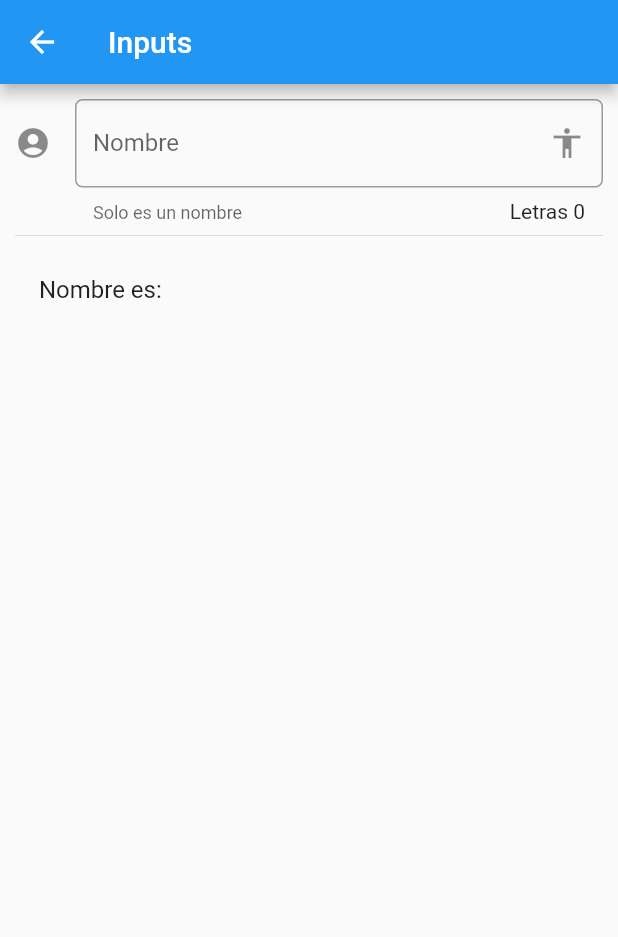
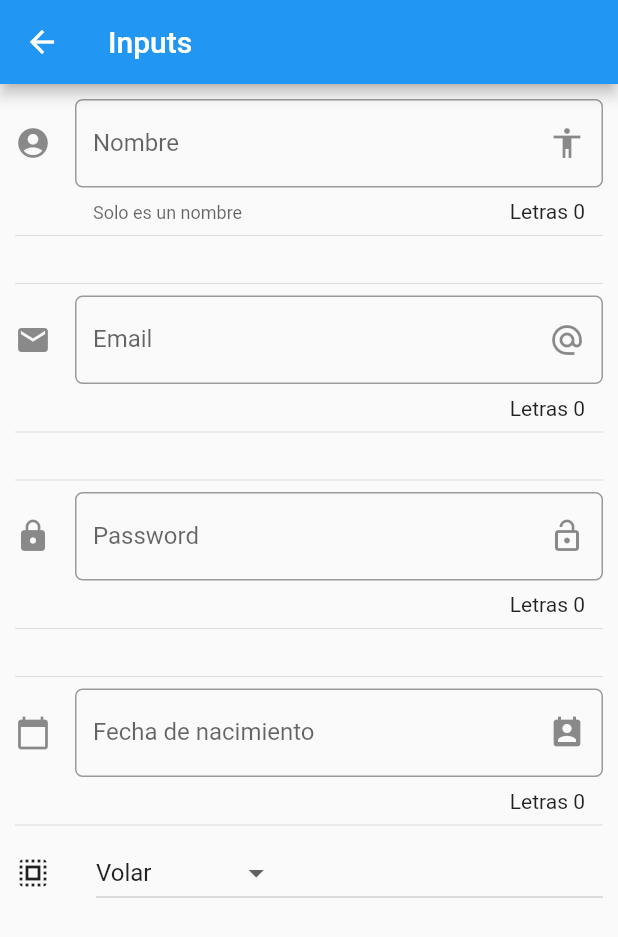
Before and after one commit to hadiazb/aplication_flutter, a Flutter app: the InputPage screen opened by its route, on a phone screen of 412 x 824 dp. Shown: the top 937 px of the screen. Run offline on Flutter 3.47's test engine with Material 2 defaults, Android fonts, the phone set to English and light mode, and no system bars.

Commit message:
inputs en flutter

```diff
--- a/lib/main.dart
+++ b/lib/main.dart
@@ -1,4 +1,5 @@
 import 'package:flutter/material.dart';
+import 'package:flutter_localizations/flutter_localizations.dart';
 
 // Nosotros
 import 'package:componentes/src/routes/routes.dart';
@@ -12,6 +13,11 @@ class MyApp extends StatelessWidget {
   @override
   Widget build(BuildContext context) {
     return MaterialApp(
+      localizationsDelegates: const [
+        GlobalMaterialLocalizations.delegate,
+        GlobalWidgetsLocalizations.delegate
+      ],
+      supportedLocales: const [Locale('en', 'US'), Locale('es', 'ES')],
       debugShowCheckedModeBanner: false,
       title: 'Componentes App',
       initialRoute: '/',
--- a/lib/src/pages/input_page.dart
+++ b/lib/src/pages/input_page.dart
@@ -9,6 +9,14 @@ class InputPage extends StatefulWidget {
 
 class _InputPageState extends State<InputPage> {
   String _nomnbre = '';
+  String _email = '';
+  String _password = '';
+  String _fecha = '';
+  String _opcionSeleccionada = 'Volar';
+
+  List<String> _poderes = ['Volar', 'Royos X', 'Super Aliento', 'Super Fuerte'];
+
+  TextEditingController _inputFieldDateController = TextEditingController();
 
   @override
   Widget build(BuildContext context) {
@@ -16,7 +24,23 @@ class _InputPageState extends State<InputPage> {
       appBar: AppBar(title: const Text('Inputs')),
       body: ListView(
         padding: const EdgeInsets.all(10),
-        children: <Widget>[_crearInput(), const Divider(), _crearPersona()],
+        children: <Widget>[
+          _crearInput(),
+          const Divider(),
+          _crearPersona(),
+          const Divider(),
+          _crearEmail(),
+          const Divider(),
+          _crearEmailText(),
+          const Divider(),
+          _crearPassword(),
+          const Divider(),
+          _crearPasswordText(),
+          const Divider(),
+          _crearFecha(context),
+          const Divider(),
+          _crearDropdown()
+        ],
       ),
     );
   }
@@ -42,8 +66,131 @@ class _InputPageState extends State<InputPage> {
   }
 
   Widget _crearPersona() {
-    return ListTile(
-      title: Text('Nombre es: $_nomnbre'),
+    if (_nomnbre.isNotEmpty) {
+      return ListTile(
+        title: Text('Nombre es: $_nomnbre'),
+      );
+    }
+    return const Text('');
+  }
+
+  Widget _crearEmail() {
+    return TextField(
+      keyboardType: TextInputType.emailAddress,
+      decoration: InputDecoration(
+          border: OutlineInputBorder(borderRadius: BorderRadius.circular(5)),
+          counter: Text('Letras ${_email.length}'),
+          hintText: 'Email',
+          labelText: 'Email',
+          suffixIcon: const Icon(Icons.alternate_email),
+          icon: const Icon(Icons.email)),
+      onChanged: (valor) {
+        setState(() {
+          _email = valor;
+        });
+      },
+    );
+  }
+
+  Widget _crearEmailText() {
+    if (_email.isNotEmpty) {
+      return ListTile(
+        title: Text('Email es: $_email'),
+      );
+    }
+    return const Text('');
+  }
+
+  Widget _crearPassword() {
+    return TextField(
+      obscureText: true,
+      decoration: InputDecoration(
+          border: OutlineInputBorder(borderRadius: BorderRadius.circular(5)),
+          counter: Text('Letras ${_password.length}'),
+          hintText: 'Password',
+          labelText: 'Password',
+          suffixIcon: const Icon(Icons.lock_open),
+          icon: const Icon(Icons.lock)),
+      onChanged: (valor) {
+        setState(() {
+          _password = valor;
+        });
+      },
+    );
+  }
+
+  Widget _crearPasswordText() {
+    if (_password.isNotEmpty) {
+      return ListTile(
+        title: Text('Password es: $_password'),
+      );
+    }
+    return const Text('');
+  }
+
+  Widget _crearFecha(BuildContext context) {
+    return TextField(
+      enableInteractiveSelection: false,
+      controller: _inputFieldDateController,
+      decoration: InputDecoration(
+          border: OutlineInputBorder(borderRadius: BorderRadius.circular(5)),
+          counter: Text('Letras ${_password.length}'),
+          hintText: 'Fecha de nacimiento',
+          labelText: 'Fecha de nacimiento',
+          suffixIcon: const Icon(Icons.perm_contact_calendar),
+          icon: const Icon(Icons.calendar_today)),
+      onTap: () {
+        FocusScope.of(context).requestFocus(FocusNode());
+        _selectDate(context);
+      },
+    );
+  }
+
+  void _selectDate(BuildContext context) async {
+    DateTime? picked = await showDatePicker(
+        context: context,
+        initialDate: DateTime.now(),
+        firstDate: DateTime(2018),
+        lastDate: DateTime(2025),
+        locale: const Locale('es', 'ES'));
+
+    if (picked != null) {
+      setState(() {
+        _fecha = picked.toString();
+        _inputFieldDateController.text = _fecha;
+      });
+    }
+  }
+
+  List<DropdownMenuItem<String>> getOpcionesDropdow() {
+    List<DropdownMenuItem<String>> lista = [];
+
+    for (var poder in _poderes) {
+      lista.add(DropdownMenuItem(
+        child: Text(poder),
+        value: poder,
+      ));
+    }
+
+    return lista;
+  }
+
+  Widget _crearDropdown() {
+    return Row(
+      children: <Widget>[
+        const Icon(Icons.select_all),
+        const SizedBox(width: 30),
+        Expanded(
+            child: DropdownButton<Object?>(
+          value: _opcionSeleccionada,
+          items: getOpcionesDropdow(),
+          onChanged: (opt) {
+            setState(() {
+              _opcionSeleccionada = opt.toString();
+            });
+          },
+        ))
+      ],
     );
   }
 }
--- a/pubspec.yaml
+++ b/pubspec.yaml
@@ -28,6 +28,9 @@ environment:
 # versions available, run `flutter pub outdated`.
 dependencies:
   flutter:
+    sdk: flutter
+
+  flutter_localizations:
     sdk: flutter
 
 
```
Also changed, not shown: pubspec.lock.
